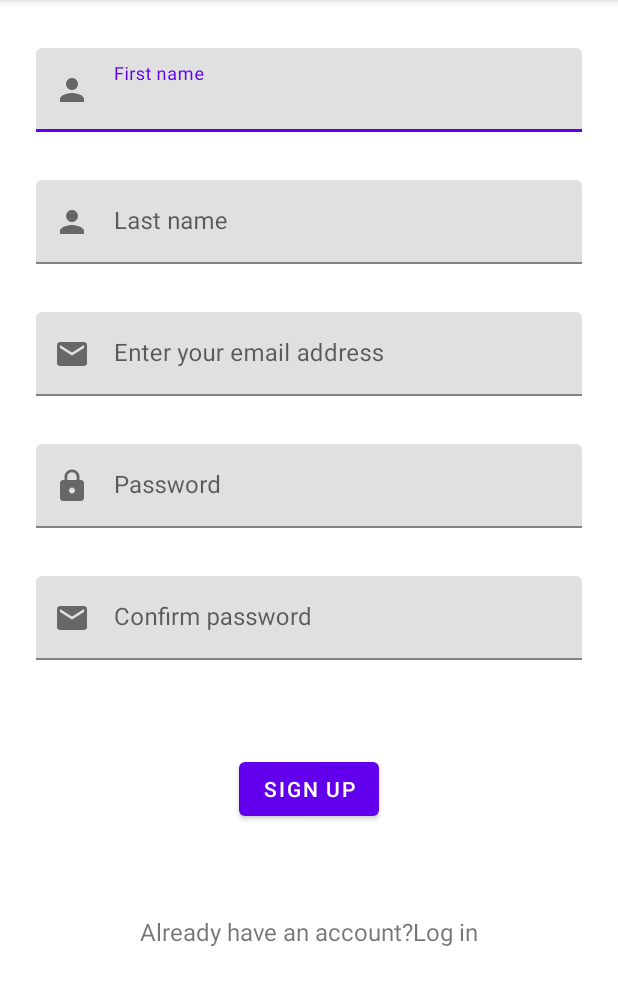
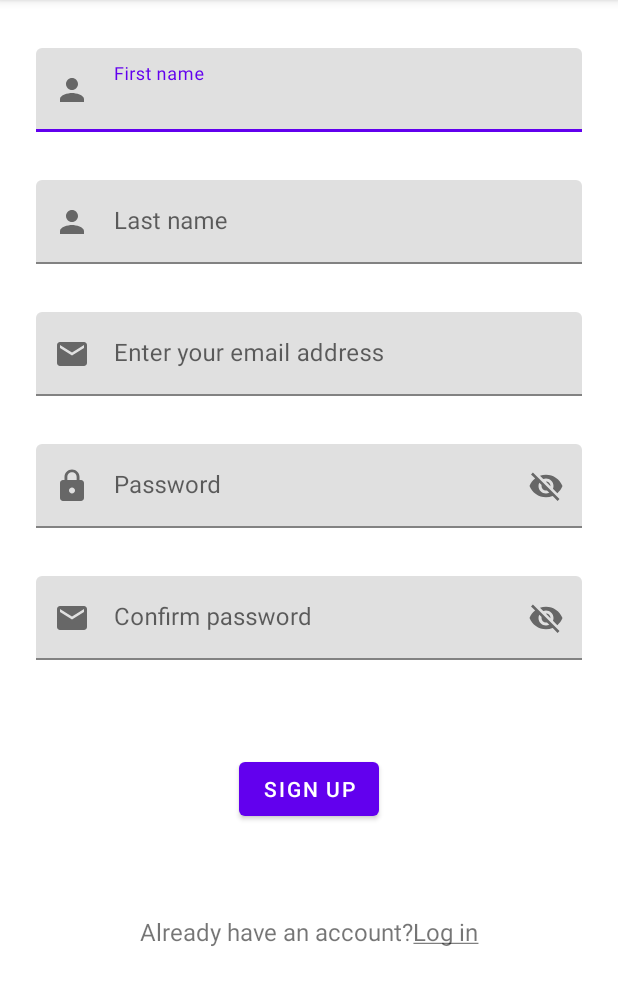
Before and after one commit to Beatriceanena/Gym-app, an Android app: the screen it shows after launch (SignupActivity), after a tap on an icon or button, on a phone screen of 412 x 824 dp, the part 84-1090 px from its top. Run offline under Robolectric (Android 15) with nearby library versions, the phone set to English and light mode, and no system bars; 1 other tap on this screen came first.

Commit message:
added my some EMAIL ADDRESS function

```diff
--- a/app/src/main/java/com/carolinekayle/gymit/SignupActivity.kt
+++ b/app/src/main/java/com/carolinekayle/gymit/SignupActivity.kt
@@ -85,7 +85,12 @@ class SignupActivity : AppCompatActivity() {
         if(!error){
 
         }
+        if(password!=confirm)
+            tilConfirm.error="Wrong Password"
+
+
     }
 
 
+
         }
--- a/app/src/main/java/com/carolinekayle/gymit/loginActivity.kt
+++ b/app/src/main/java/com/carolinekayle/gymit/loginActivity.kt
@@ -3,10 +3,14 @@ package com.carolinekayle.gymit
 import android.content.Intent
 import androidx.appcompat.app.AppCompatActivity
 import android.os.Bundle
+import android.util.Patterns
+import android.util.Patterns.EMAIL_ADDRESS
 import android.widget.Button
 import android.widget.TextView
+import androidx.core.util.PatternsCompat.EMAIL_ADDRESS
 import com.google.android.material.textfield.TextInputEditText
 import com.google.android.material.textfield.TextInputLayout
+import java.util.regex.Pattern
 
 class loginActivity : AppCompatActivity() {
     lateinit var btnLogin:Button
@@ -43,6 +47,11 @@ class loginActivity : AppCompatActivity() {
             tilEmail.error="Email is required"
             error=true
         }
+        if(!Patterns.EMAIL_ADDRESS.matcher(email).matches()){
+            tilEmail.error="Not a valid email adddress"
+                error=true
+            }
+
 
         var password=etPassword.text.toString()
         if(password.isBlank()){
--- a/app/src/main/res/layout/activity_signup.xml
+++ b/app/src/main/res/layout/activity_signup.xml
@@ -67,15 +67,16 @@
     <com.google.android.material.textfield.TextInputLayout
         android:id="@+id/tilPassword2"
         android:layout_width="0dp"
-        app:startIconDrawable="@drawable/ic_baseline_lock_24"
+        android:layout_height="wrap_content"
 
-        android:layout_height="wrap_content"
         android:layout_marginStart="24dp"
         android:layout_marginTop="32dp"
         android:layout_marginEnd="24dp"
         app:layout_constraintEnd_toEndOf="parent"
         app:layout_constraintStart_toStartOf="parent"
-        app:layout_constraintTop_toBottomOf="@+id/tilEmail">
+        app:layout_constraintTop_toBottomOf="@+id/tilEmail"
+        app:passwordToggleEnabled="true"
+        app:startIconDrawable="@drawable/ic_baseline_lock_24">
 
         <com.google.android.material.textfield.TextInputEditText
             android:id="@+id/etPassword2"
@@ -87,14 +88,15 @@
     <com.google.android.material.textfield.TextInputLayout
         android:id="@+id/tilConfirm"
         android:layout_width="0dp"
-        app:startIconDrawable="@drawable/ic_baseline_email_24"
         android:layout_height="wrap_content"
         android:layout_marginStart="24dp"
         android:layout_marginTop="32dp"
         android:layout_marginEnd="24dp"
         app:layout_constraintEnd_toEndOf="parent"
         app:layout_constraintStart_toStartOf="parent"
-        app:layout_constraintTop_toBottomOf="@+id/tilPassword2">
+        app:layout_constraintTop_toBottomOf="@+id/tilPassword2"
+        app:passwordToggleEnabled="true"
+        app:startIconDrawable="@drawable/ic_baseline_email_24">
 
         <com.google.android.material.textfield.TextInputEditText
             android:id="@+id/etConfirm"
--- a/app/src/main/res/values/strings.xml
+++ b/app/src/main/res/values/strings.xml
@@ -9,6 +9,6 @@
     <string name="enter_your_email_address">Enter your email address</string>
     <string name="password">Password</string>
     <string name="confirm_password">Confirm password</string>
-    <string name="log_in">Already have an account?Log in</string>
+    <string name="log_in">Already have an account?<u>Log in</u></string>
     <string name="Sign_up">Sign up</string>
 </resources>
```
